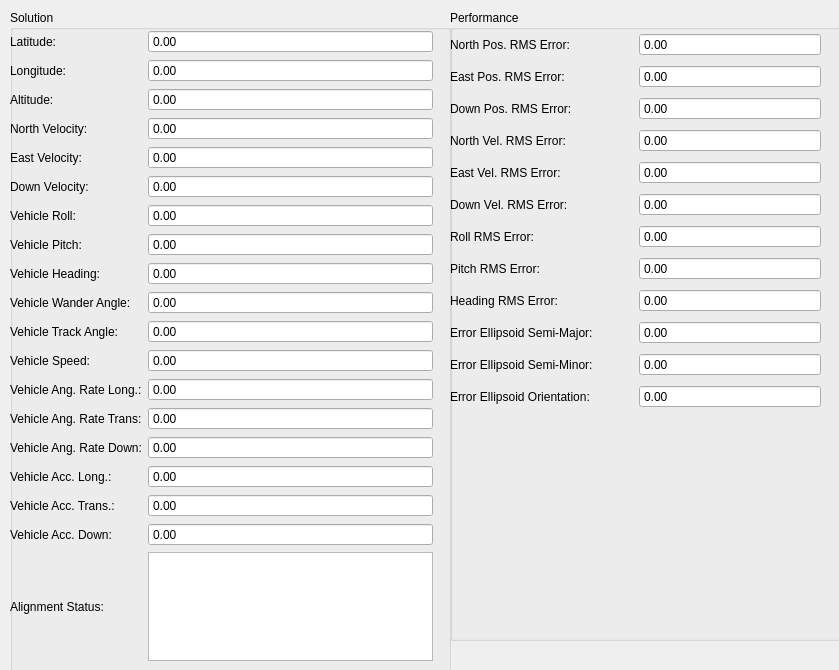
Qt form src/lib/visualization/NavigationControl.ui (jmaye/libposlv) before a commit.
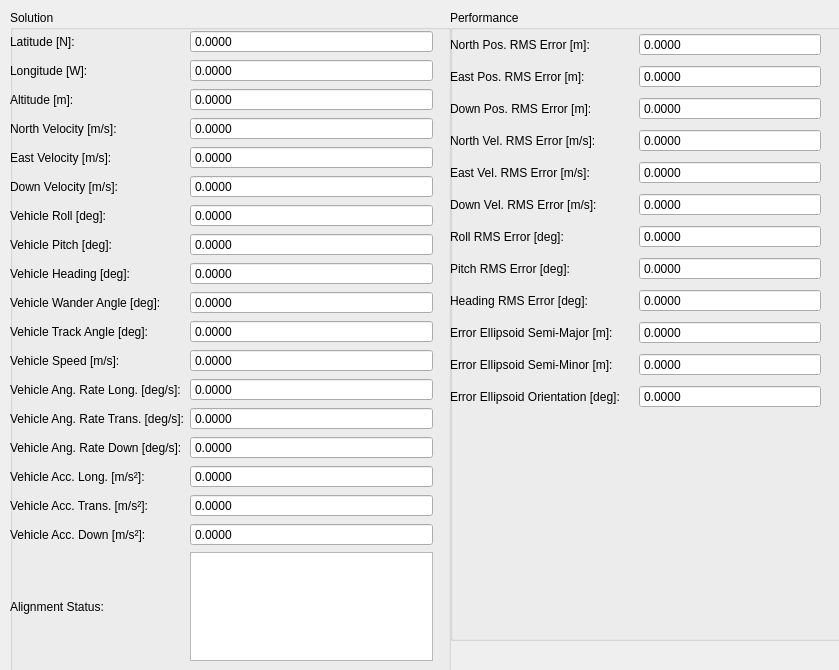
The same form after that commit.

The edit to the form file:
```diff
--- a/src/lib/visualization/NavigationControl.ui
+++ b/src/lib/visualization/NavigationControl.ui
@@ -38,7 +38,7 @@
      <item row="0" column="0">
       <widget class="QLabel" name="latLabel">
        <property name="text">
-        <string>Latitude:</string>
+        <string>Latitude [N]:</string>
        </property>
       </widget>
      </item>
@@ -50,6 +50,9 @@
        <property name="buttonSymbols">
         <enum>QAbstractSpinBox::NoButtons</enum>
        </property>
+       <property name="decimals">
+        <number>4</number>
+       </property>
        <property name="minimum">
         <double>-1000000.000000000000000</double>
        </property>
@@ -61,7 +64,7 @@
      <item row="1" column="0">
       <widget class="QLabel" name="longLabel">
        <property name="text">
-        <string>Longitude:</string>
+        <string>Longitude [W]:</string>
        </property>
       </widget>
      </item>
@@ -73,6 +76,9 @@
        <property name="buttonSymbols">
         <enum>QAbstractSpinBox::NoButtons</enum>
        </property>
+       <property name="decimals">
+        <number>4</number>
+       </property>
        <property name="minimum">
         <double>-1000000.000000000000000</double>
        </property>
@@ -84,7 +90,7 @@
      <item row="2" column="0">
       <widget class="QLabel" name="altLabel">
        <property name="text">
-        <string>Altitude:</string>
+        <string>Altitude [m]:</string>
        </property>
       </widget>
      </item>
@@ -96,6 +102,9 @@
        <property name="buttonSymbols">
         <enum>QAbstractSpinBox::NoButtons</enum>
        </property>
+       <property name="decimals">
+        <number>4</number>
+       </property>
        <property name="minimum">
         <double>-1000000.000000000000000</double>
        </property>
@@ -107,14 +116,14 @@
      <item row="3" column="0">
       <widget class="QLabel" name="velNorthLabel">
        <property name="text">
-        <string>North Velocity:</string>
+        <string>North Velocity [m/s]:</string>
        </property>
       </widget>
      </item>
      <item row="4" column="0">
       <widget class="QLabel" name="velEastLabel">
        <property name="text">
-        <string>East Velocity:</string>
+        <string>East Velocity [m/s]:</string>
        </property>
       </widget>
      </item>
@@ -126,6 +135,9 @@
        <property name="buttonSymbols">
         <enum>QAbstractSpinBox::NoButtons</enum>
        </property>
+       <property name="decimals">
+        <number>4</number>
+       </property>
        <property name="minimum">
         <double>-1000000.000000000000000</double>
        </property>
@@ -142,6 +154,9 @@
        <property name="buttonSymbols">
         <enum>QAbstractSpinBox::NoButtons</enum>
        </property>
+       <property name="decimals">
+        <number>4</number>
+       </property>
        <property name="minimum">
         <double>-1000000.000000000000000</double>
        </property>
@@ -158,6 +173,9 @@
        <property name="buttonSymbols">
         <enum>QAbstractSpinBox::NoButtons</enum>
        </property>
+       <property name="decimals">
+        <number>4</number>
+       </property>
        <property name="minimum">
         <double>-1000000.000000000000000</double>
        </property>
@@ -169,21 +187,21 @@
      <item row="5" column="0">
       <widget class="QLabel" name="velDownLabel">
        <property name="text">
-        <string>Down Velocity:</string>
+        <string>Down Velocity [m/s]:</string>
        </property>
       </widget>
      </item>
      <item row="6" column="0">
       <widget class="QLabel" name="rollLabel">
        <property name="text">
-        <string>Vehicle Roll:</string>
+        <string>Vehicle Roll [deg]:</string>
        </property>
       </widget>
      </item>
      <item row="7" column="0">
       <widget class="QLabel" name="pitchLabel">
        <property name="text">
-        <string>Vehicle Pitch:</string>
+        <string>Vehicle Pitch [deg]:</string>
        </property>
       </widget>
      </item>
@@ -195,6 +213,9 @@
        <property name="buttonSymbols">
         <enum>QAbstractSpinBox::NoButtons</enum>
        </property>
+       <property name="decimals">
+        <number>4</number>
+       </property>
        <property name="minimum">
         <double>-1000000.000000000000000</double>
        </property>
@@ -206,7 +227,7 @@
      <item row="8" column="0">
       <widget class="QLabel" name="headingLabel">
        <property name="text">
-        <string>Vehicle Heading:</string>
+        <string>Vehicle Heading [deg]:</string>
        </property>
       </widget>
      </item>
@@ -218,6 +239,9 @@
        <property name="buttonSymbols">
         <enum>QAbstractSpinBox::NoButtons</enum>
        </property>
+       <property name="decimals">
+        <number>4</number>
+       </property>
        <property name="minimum">
         <double>-1000000.000000000000000</double>
        </property>
@@ -234,6 +258,9 @@
        <property name="buttonSymbols">
         <enum>QAbstractSpinBox::NoButtons</enum>
        </property>
+       <property name="decimals">
+        <number>4</number>
+       </property>
        <property name="minimum">
         <double>-1000000.000000000000000</double>
        </property>
@@ -245,14 +272,14 @@
      <item row="9" column="0">
       <widget class="QLabel" name="wanderLabel">
        <property name="text">
-        <string>Vehicle Wander Angle:</string>
+        <string>Vehicle Wander Angle [deg]:</string>
        </property>
       </widget>
      </item>
      <item row="10" column="0">
       <widget class="QLabel" name="trackLabel">
        <property name="text">
-        <string>Vehicle Track Angle:</string>
+        <string>Vehicle Track Angle [deg]:</string>
        </property>
       </widget>
      </item>
@@ -264,6 +291,9 @@
        <property name="buttonSymbols">
         <enum>QAbstractSpinBox::NoButtons</enum>
        </property>
+       <property name="decimals">
+        <number>4</number>
+       </property>
        <property name="minimum">
         <double>-1000000.000000000000000</double>
        </property>
@@ -275,7 +305,7 @@
      <item row="11" column="0">
       <widget class="QLabel" name="speedLabel">
        <property name="text">
-        <string>Vehicle Speed:</string>
+        <string>Vehicle Speed [m/s]:</string>
        </property>
       </widget>
      </item>
@@ -287,6 +317,9 @@
        <property name="buttonSymbols">
         <enum>QAbstractSpinBox::NoButtons</enum>
        </property>
+       <property name="decimals">
+        <number>4</number>
+       </property>
        <property name="minimum">
         <double>-1000000.000000000000000</double>
        </property>
@@ -298,7 +331,7 @@
      <item row="12" column="0">
       <widget class="QLabel" name="rateLongLabel">
        <property name="text">
-        <string>Vehicle Ang. Rate Long.:</string>
+        <string>Vehicle Ang. Rate Long. [deg/s]:</string>
        </property>
       </widget>
      </item>
@@ -310,6 +343,9 @@
        <property name="buttonSymbols">
         <enum>QAbstractSpinBox::NoButtons</enum>
        </property>
+       <property name="decimals">
+        <number>4</number>
+       </property>
        <property name="minimum">
         <double>-1000000.000000000000000</double>
        </property>
@@ -321,7 +357,7 @@
      <item row="13" column="0">
       <widget class="QLabel" name="rateTransLabel">
        <property name="text">
-        <string>Vehicle Ang. Rate Trans:</string>
+        <string>Vehicle Ang. Rate Trans. [deg/s]:</string>
        </property>
       </widget>
      </item>
@@ -333,6 +369,9 @@
        <property name="buttonSymbols">
         <enum>QAbstractSpinBox::NoButtons</enum>
        </property>
+       <property name="decimals">
+        <number>4</number>
+       </property>
        <property name="minimum">
         <double>-1000000.000000000000000</double>
        </property>
@@ -344,7 +383,7 @@
      <item row="14" column="0">
       <widget class="QLabel" name="rateDownLabel">
        <property name="text">
-        <string>Vehicle Ang. Rate Down:</string>
+        <string>Vehicle Ang. Rate Down [deg/s]:</string>
        </property>
       </widget>
      </item>
@@ -356,6 +395,9 @@
        <property name="buttonSymbols">
         <enum>QAbstractSpinBox::NoButtons</enum>
        </property>
+       <property name="decimals">
+        <number>4</number>
+       </property>
        <property name="minimum">
         <double>-1000000.000000000000000</double>
        </property>
@@ -367,7 +409,7 @@
      <item row="15" column="0">
       <widget class="QLabel" name="accLongLabel">
        <property name="text">
-        <string>Vehicle Acc. Long.:</string>
+        <string>Vehicle Acc. Long. [m/s²]:</string>
        </property>
       </widget>
      </item>
@@ -379,6 +421,9 @@
        <property name="buttonSymbols">
         <enum>QAbstractSpinBox::NoButtons</enum>
        </property>
+       <property name="decimals">
+        <number>4</number>
+       </property>
        <property name="minimum">
         <double>-1000000.000000000000000</double>
        </property>
@@ -390,7 +435,7 @@
      <item row="16" column="0">
       <widget class="QLabel" name="accTransLabel">
        <property name="text">
-        <string>Vehicle Acc. Trans.:</string>
+        <string>Vehicle Acc. Trans. [m/s²]:</string>
        </property>
       </widget>
      </item>
@@ -399,6 +444,9 @@
        <property name="buttonSymbols">
         <enum>QAbstractSpinBox::NoButtons</enum>
        </property>
+       <property name="decimals">
+        <number>4</number>
+       </property>
        <property name="minimum">
         <double>-1000000.000000000000000</double>
        </property>
@@ -410,7 +458,7 @@
      <item row="17" column="0">
       <widget class="QLabel" name="accDownLabel">
        <property name="text">
-        <string>Vehicle Acc. Down:</string>
+        <string>Vehicle Acc. Down [m/s²]:</string>
        </property>
       </widget>
      </item>
@@ -422,6 +470,9 @@
        <property name="buttonSymbols">
         <enum>QAbstractSpinBox::NoButtons</enum>
        </property>
+       <property name="decimals">
+        <number>4</number>
+       </property>
        <property name="minimum">
         <double>-1000000.000000000000000</double>
        </property>
@@ -455,6 +506,9 @@
        <property name="buttonSymbols">
         <enum>QAbstractSpinBox::NoButtons</enum>
        </property>
+       <property name="decimals">
+        <number>4</number>
+       </property>
        <property name="minimum">
         <double>-1000000.000000000000000</double>
        </property>
@@ -491,56 +545,56 @@
      <item row="7" column="0">
       <widget class="QLabel" name="rollRMSLabel">
        <property name="text">
-        <string>Roll RMS Error:</string>
+        <string>Roll RMS Error [deg]:</string>
        </property>
       </widget>
      </item>
      <item row="8" column="0">
       <widget class="QLabel" name="pitchRMSLabel">
        <property name="text">
-        <string>Pitch RMS Error:</string>
+        <string>Pitch RMS Error [deg]:</string>
        </property>
       </widget>
      </item>
      <item row="9" column="0">
       <widget class="QLabel" name="headingRMSLabel">
        <property name="text">
-        <string>Heading RMS Error:</string>
+        <string>Heading RMS Error [deg]:</string>
        </property>
       </widget>
      </item>
      <item row="5" column="0">
       <widget class="QLabel" name="velEastRMSLabel">
        <property name="text">
-        <string>East Vel. RMS Error:</string>
+        <string>East Vel. RMS Error [m/s]:</string>
        </property>
       </widget>
      </item>
      <item row="6" column="0">
       <widget class="QLabel" name="velDownRMSLabel">
        <property name="text">
-        <string>Down Vel. RMS Error:</string>
+        <string>Down Vel. RMS Error [m/s]:</string>
        </property>
       </widget>
      </item>
      <item row="1" column="0">
       <widget class="QLabel" name="posNorthLabel">
        <property name="text">
-        <string>North Pos. RMS Error:</string>
+        <string>North Pos. RMS Error [m]:</string>
        </property>
       </widget>
      </item>
      <item row="2" column="0">
       <widget class="QLabel" name="posEastLabel">
        <property name="text">
-        <string>East Pos. RMS Error:</string>
+        <string>East Pos. RMS Error [m]:</string>
        </property>
       </widget>
      </item>
      <item row="3" column="0">
       <widget class="QLabel" name="posDownLabel">
        <property name="text">
-        <string>Down Pos. RMS Error:</string>
+        <string>Down Pos. RMS Error [m]:</string>
        </property>
       </widget>
      </item>
@@ -552,6 +606,9 @@
        <property name="buttonSymbols">
         <enum>QAbstractSpinBox::NoButtons</enum>
        </property>
+       <property name="decimals">
+        <number>4</number>
+       </property>
        <property name="minimum">
         <double>-1000000.000000000000000</double>
        </property>
@@ -568,6 +625,9 @@
        <property name="buttonSymbols">
         <enum>QAbstractSpinBox::NoButtons</enum>
        </property>
+       <property name="decimals">
+        <number>4</number>
+       </property>
        <property name="minimum">
         <double>-1000000.000000000000000</double>
        </property>
@@ -584,6 +644,9 @@
        <property name="buttonSymbols">
         <enum>QAbstractSpinBox::NoButtons</enum>
        </property>
+       <property name="decimals">
+        <number>4</number>
+       </property>
        <property name="minimum">
         <double>-1000000.000000000000000</double>
        </property>
@@ -600,6 +663,9 @@
        <property name="buttonSymbols">
         <enum>QAbstractSpinBox::NoButtons</enum>
        </property>
+       <property name="decimals">
+        <number>4</number>
+       </property>
        <property name="minimum">
         <double>-1000000.000000000000000</double>
        </property>
@@ -616,6 +682,9 @@
        <property name="buttonSymbols">
         <enum>QAbstractSpinBox::NoButtons</enum>
        </property>
+       <property name="decimals">
+        <number>4</number>
+       </property>
        <property name="minimum">
         <double>-1000000.000000000000000</double>
        </property>
@@ -632,6 +701,9 @@
        <property name="buttonSymbols">
         <enum>QAbstractSpinBox::NoButtons</enum>
        </property>
+       <property name="decimals">
+        <number>4</number>
+       </property>
        <property name="minimum">
         <double>-1000000.000000000000000</double>
        </property>
@@ -648,6 +720,9 @@
        <property name="buttonSymbols">
         <enum>QAbstractSpinBox::NoButtons</enum>
        </property>
+       <property name="decimals">
+        <number>4</number>
+       </property>
        <property name="minimum">
         <double>-1000000.000000000000000</double>
        </property>
@@ -664,6 +739,9 @@
        <property name="buttonSymbols">
         <enum>QAbstractSpinBox::NoButtons</enum>
        </property>
+       <property name="decimals">
+        <number>4</number>
+       </property>
        <property name="minimum">
         <double>-1000000.000000000000000</double>
        </property>
@@ -680,6 +758,9 @@
        <property name="buttonSymbols">
         <enum>QAbstractSpinBox::NoButtons</enum>
        </property>
+       <property name="decimals">
+        <number>4</number>
+       </property>
        <property name="minimum">
         <double>-1000000.000000000000000</double>
        </property>
@@ -691,21 +772,21 @@
      <item row="10" column="0">
       <widget class="QLabel" name="semiMajorLabel">
        <property name="text">
-        <string>Error Ellipsoid Semi-Major:</string>
+        <string>Error Ellipsoid Semi-Major [m]:</string>
        </property>
       </widget>
      </item>
      <item row="11" column="0">
       <widget class="QLabel" name="semiMinorLabel">
        <property name="text">
-        <string>Error Ellipsoid Semi-Minor:</string>
+        <string>Error Ellipsoid Semi-Minor [m]:</string>
        </property>
       </widget>
      </item>
      <item row="12" column="0">
       <widget class="QLabel" name="orientationLabel">
        <property name="text">
-        <string>Error Ellipsoid Orientation:</string>
+        <string>Error Ellipsoid Orientation [deg]:</string>
        </property>
       </widget>
      </item>
@@ -717,6 +798,9 @@
        <property name="buttonSymbols">
         <enum>QAbstractSpinBox::NoButtons</enum>
        </property>
+       <property name="decimals">
+        <number>4</number>
+       </property>
        <property name="minimum">
         <double>-1000000.000000000000000</double>
        </property>
@@ -733,6 +817,9 @@
        <property name="buttonSymbols">
         <enum>QAbstractSpinBox::NoButtons</enum>
        </property>
+       <property name="decimals">
+        <number>4</number>
+       </property>
        <property name="minimum">
         <double>-1000000.000000000000000</double>
        </property>
@@ -749,6 +836,9 @@
        <property name="buttonSymbols">
         <enum>QAbstractSpinBox::NoButtons</enum>
        </property>
+       <property name="decimals">
+        <number>4</number>
+       </property>
        <property name="minimum">
         <double>-1000000.000000000000000</double>
        </property>
@@ -760,7 +850,7 @@
      <item row="4" column="0">
       <widget class="QLabel" name="velNorthRMSLabel">
        <property name="text">
-        <string>North Vel. RMS Error:</string>
+        <string>North Vel. RMS Error [m/s]:</string>
        </property>
       </widget>
      </item>
```
